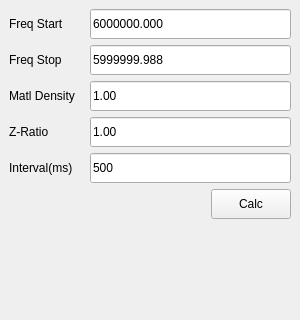
Above: calc_tf.ui from xmartinly/calctf before the change. Below: the same form after it.
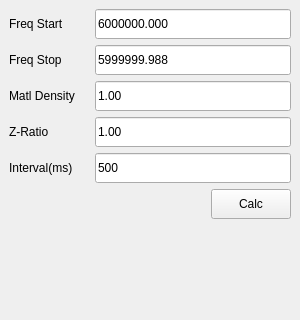
That is the form after the change.

Commit message: 12600-LY\eet4  20240206.131657

Diff of the .ui file:
```diff
--- a/calc_tf.ui
+++ b/calc_tf.ui
@@ -40,12 +40,54 @@
    </property>
    <layout class="QGridLayout" name="gridLayout_2">
     <item row="0" column="0" colspan="2">
-     <layout class="QGridLayout" name="gridLayout">
+     <layout class="QGridLayout" name="gridLayout" columnstretch="0,0">
+      <item row="4" column="0">
+       <widget class="QLabel" name="label_5">
+        <property name="minimumSize">
+         <size>
+          <width>80</width>
+          <height>30</height>
+         </size>
+        </property>
+        <property name="text">
+         <string>Interval(ms)</string>
+        </property>
+       </widget>
+      </item>
+      <item row="1" column="1">
+       <widget class="QLineEdit" name="le_freq_stop">
+        <property name="minimumSize">
+         <size>
+          <width>135</width>
+          <height>30</height>
+         </size>
+        </property>
+        <property name="text">
+         <string>5999999.988</string>
+        </property>
+        <property name="maxLength">
+         <number>11</number>
+        </property>
+       </widget>
+      </item>
+      <item row="2" column="0">
+       <widget class="QLabel" name="label_3">
+        <property name="minimumSize">
+         <size>
+          <width>80</width>
+          <height>30</height>
+         </size>
+        </property>
+        <property name="text">
+         <string>Matl Density</string>
+        </property>
+       </widget>
+      </item>
       <item row="4" column="1">
        <widget class="QLineEdit" name="le_meas_itl">
         <property name="minimumSize">
          <size>
-          <width>110</width>
+          <width>135</width>
           <height>30</height>
          </size>
         </property>
@@ -54,24 +96,11 @@
         </property>
        </widget>
       </item>
-      <item row="0" column="1">
-       <widget class="QLineEdit" name="le_freq_start">
-        <property name="minimumSize">
-         <size>
-          <width>110</width>
-          <height>30</height>
-         </size>
-        </property>
-        <property name="text">
-         <string>6000000.000</string>
-        </property>
-       </widget>
-      </item>
       <item row="1" column="0">
        <widget class="QLabel" name="label_2">
         <property name="minimumSize">
          <size>
-          <width>75</width>
+          <width>80</width>
           <height>30</height>
          </size>
         </property>
@@ -80,24 +109,11 @@
         </property>
        </widget>
       </item>
-      <item row="1" column="1">
-       <widget class="QLineEdit" name="le_freq_stop">
-        <property name="minimumSize">
-         <size>
-          <width>110</width>
-          <height>30</height>
-         </size>
-        </property>
-        <property name="text">
-         <string>5999999.988</string>
-        </property>
-       </widget>
-      </item>
       <item row="2" column="1">
        <widget class="QLineEdit" name="le_matl_d">
         <property name="minimumSize">
          <size>
-          <width>110</width>
+          <width>135</width>
           <height>30</height>
          </size>
         </property>
@@ -106,42 +122,19 @@
         </property>
        </widget>
       </item>
-      <item row="2" column="0">
-       <widget class="QLabel" name="label_3">
+      <item row="0" column="1">
+       <widget class="QLineEdit" name="le_freq_start">
         <property name="minimumSize">
          <size>
-          <width>75</width>
+          <width>135</width>
           <height>30</height>
          </size>
         </property>
         <property name="text">
-         <string>Matl Density</string>
+         <string>6000000.000</string>
         </property>
-       </widget>
-      </item>
-      <item row="4" column="0">
-       <widget class="QLabel" name="label_5">
-        <property name="minimumSize">
-         <size>
-          <width>75</width>
-          <height>30</height>
-         </size>
-        </property>
-        <property name="text">
-         <string>Interval(ms)</string>
-        </property>
-       </widget>
-      </item>
-      <item row="3" column="0">
-       <widget class="QLabel" name="label_4">
-        <property name="minimumSize">
-         <size>
-          <width>75</width>
-          <height>30</height>
-         </size>
-        </property>
-        <property name="text">
-         <string>Z-Ratio</string>
+        <property name="maxLength">
+         <number>11</number>
         </property>
        </widget>
       </item>
@@ -149,7 +142,7 @@
        <widget class="QLineEdit" name="le_matl_z">
         <property name="minimumSize">
          <size>
-          <width>110</width>
+          <width>135</width>
           <height>30</height>
          </size>
         </property>
@@ -162,7 +155,7 @@
        <widget class="QLabel" name="label">
         <property name="minimumSize">
          <size>
-          <width>75</width>
+          <width>80</width>
           <height>30</height>
          </size>
         </property>
@@ -171,6 +164,19 @@
         </property>
        </widget>
       </item>
+      <item row="3" column="0">
+       <widget class="QLabel" name="label_4">
+        <property name="minimumSize">
+         <size>
+          <width>80</width>
+          <height>30</height>
+         </size>
+        </property>
+        <property name="text">
+         <string>Z-Ratio</string>
+        </property>
+       </widget>
+      </item>
      </layout>
     </item>
     <item row="2" column="0" colspan="2">
```
Left out of the diff: 82 changed lines with no effect on the pictures. The commit also changes 2 other files.
